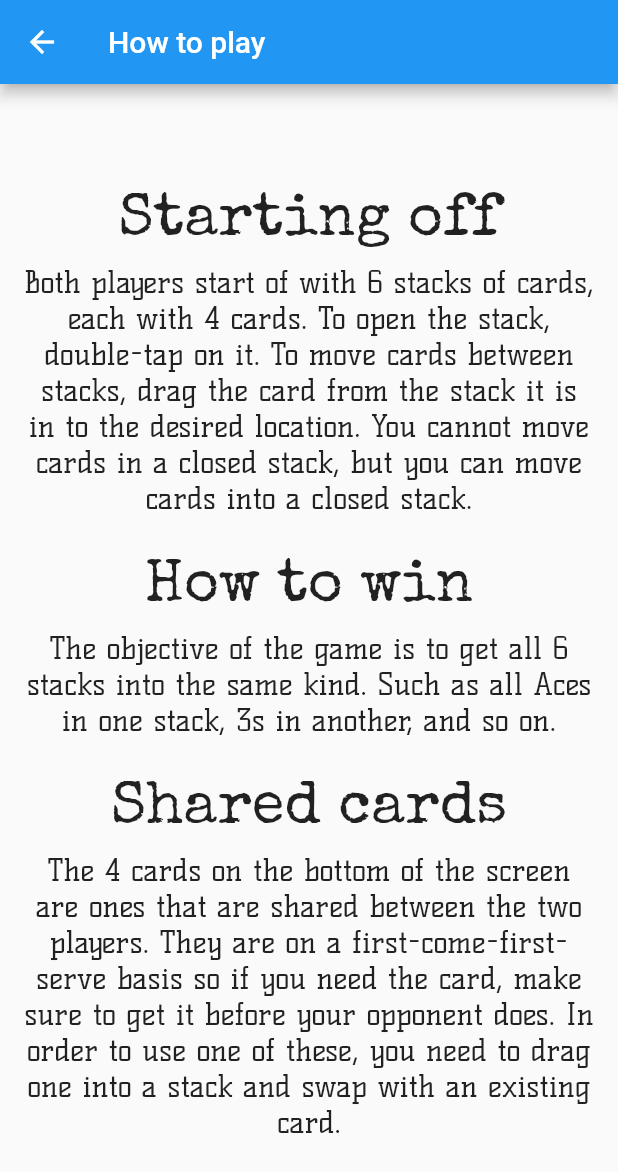
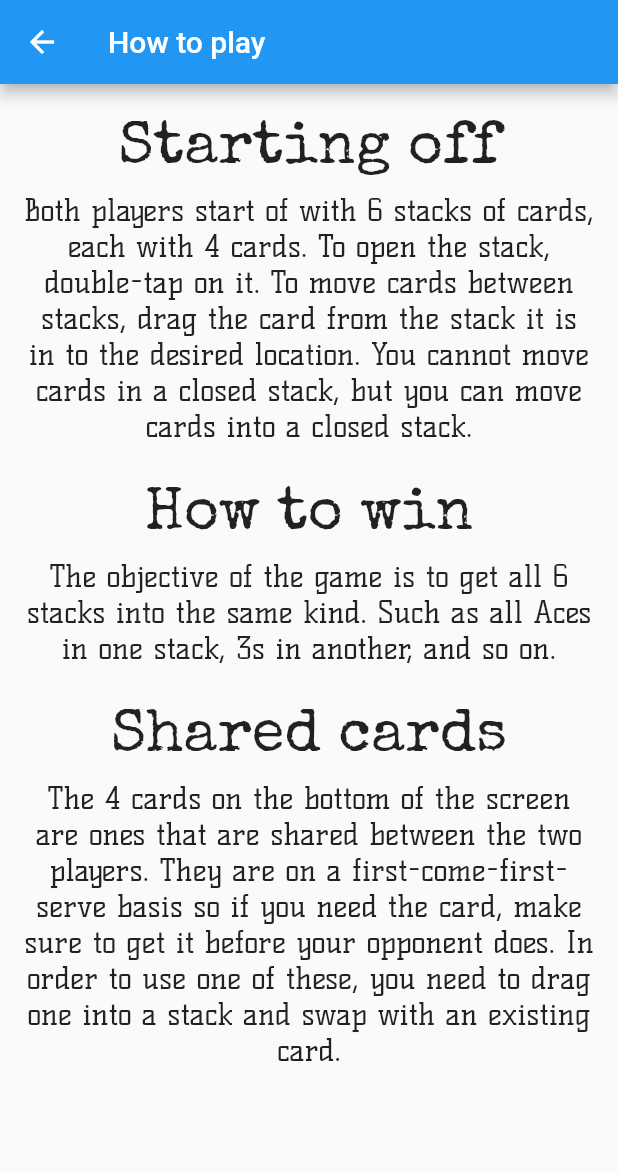
Before and after one commit to hetkpatel/James-Bond, a Flutter app: the Help screen opened by its route, on a phone screen of 412 x 824 dp. Shown: the top 1172 px of the screen. Run offline on Flutter 3.47's test engine with Material 2 defaults, Android fonts, the phone set to English and light mode, and no system bars; our stand-ins replace confetti, dotted_border, firebase_database, flutter_svg, pin_code_fields; missing offline and left inert: connectivity_wrapper, vibrate; accounts and stored records are empty.

Commit message:
Fix help layout

```diff
--- a/lib/help.dart
+++ b/lib/help.dart
@@ -8,7 +8,8 @@ class Help extends StatelessWidget {
         title: Text('How to play'),
       ),
       body: Padding(
-        padding: const EdgeInsets.only(left: 16.0, right: 16.0, top: 64.0),
+        padding: const EdgeInsets.all(16.0),
+        child: SingleChildScrollView(
           child: Center(
             child: Column(
               mainAxisAlignment: MainAxisAlignment.start,
@@ -78,6 +79,7 @@ class Help extends StatelessWidget {
             ),
           ),
         ),
+      ),
     );
   }
 }
```
Also changed, not shown: 2 other files. Lines whose indentation alone changed are shown as unchanged.
